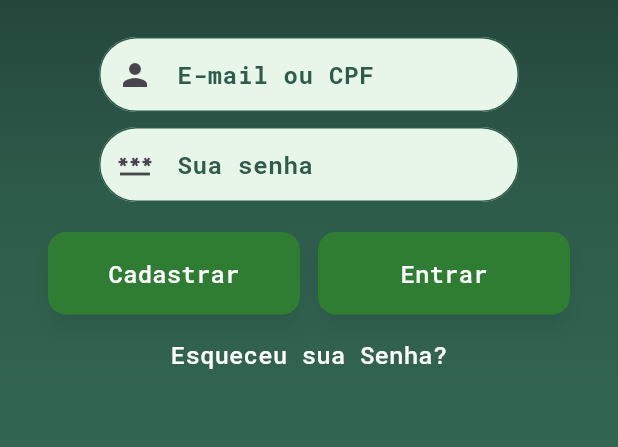
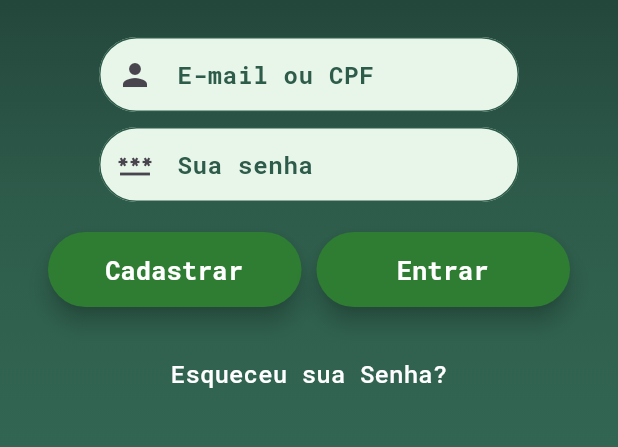
Before and after one commit to GuustavoPetry/marketool_finance, a Flutter app: the screen it shows after launch, on a phone screen of 412 x 824 dp, the part 413-860 px from its top. Run offline on Flutter 3.47's test engine with Material 3 defaults, Android fonts, the phone set to English and light mode, and no system bars; our stand-ins replace fl_chart; missing offline and left inert: file_selector.

```diff
--- a/lib/src/views/forgot_password_view.dart
+++ b/lib/src/views/forgot_password_view.dart
@@ -67,16 +67,13 @@ class _ForgotPasswordViewState extends State<ForgotPasswordView> {
                   textAlign: TextAlign.center,
                 ),
                 const SizedBox(height: 25),
-                SizedBox(
-                  height: 100,
-                  child: CustomFormField(
+                CustomFormField(
                   isObscure: false,
                   icon: const Icon(Icons.email, color: Colors.white),
                   text: 'Seu e-mail',
                   type: TextInputType.emailAddress,
                   inputController: _controller.emailController,
                   inputValidator: _controller.validateEmail,
-                  ),
                 ),
                 const SizedBox(height: 30),
                 CustomButton(
--- a/lib/src/views/login_view.dart
+++ b/lib/src/views/login_view.dart
@@ -1,8 +1,9 @@
 import 'package:flutter/material.dart';
 import 'package:marketool_financer/src/controllers/login_controller.dart';
 import 'package:marketool_financer/src/services/auth_service.dart';
-import 'package:marketool_financer/src/widgets/custom_text_field.dart';
+import 'package:marketool_financer/src/widgets/custom_text_field.dart'; // Mantido, mas provavelmente é o CustomFormField
 import 'package:marketool_financer/src/widgets/custom_logo_design.dart';
+import 'package:marketool_financer/src/widgets/custom_button.dart'; // Importe o CustomButton aqui
 
 class LoginView extends StatefulWidget {
   const LoginView({super.key});
@@ -155,50 +156,18 @@ class _LoginViewState extends State<LoginView> with WidgetsBindingObserver {
                 Row(
                   children: [
                     Expanded(
-                      child: ElevatedButton(
+                      child: CustomButton(
+                        label: "Cadastrar",
                         onPressed: () {
                           Navigator.pushNamed(context, "/register");
                         },
-                        style: ElevatedButton.styleFrom(
-                          backgroundColor: const Color(0xFF2E7D32),
-                          padding: const EdgeInsets.symmetric(vertical: 16),
-                          shape: RoundedRectangleBorder(
-                            borderRadius: BorderRadius.circular(12),
-                          ),
-                          shadowColor: Colors.black.withOpacity(0.3),
-                          elevation: 6,
-                        ),
-                        child: const Text(
-                          "Cadastrar",
-                          style: TextStyle(
-                            fontFamily: "RobotoMono",
-                            fontSize: 16,
-                            color: Colors.white,
-                          ),
-                        ),
                       ),
                     ),
-                    const SizedBox(width: 12),
+                    const SizedBox(width: 10),
                     Expanded(
-                      child: ElevatedButton(
+                      child: CustomButton(
+                        label: _loading ? "Validando..." : "Entrar",
                         onPressed: _loading ? null : _handleLogin,
-                        style: ElevatedButton.styleFrom(
-                          backgroundColor: const Color(0xFF2E7D32),
-                          padding: const EdgeInsets.symmetric(vertical: 16),
-                          shape: RoundedRectangleBorder(
-                            borderRadius: BorderRadius.circular(12),
-                          ),
-                          shadowColor: Colors.black.withOpacity(0.3),
-                          elevation: 6,
-                        ),
-                        child: Text(
-                          _loading ? "Validando..." : "Entrar",
-                          style: const TextStyle(
-                            fontFamily: "RobotoMono",
-                            fontSize: 16,
-                            color: Colors.white,
-                          ),
-                        ),
                       ),
                     ),
                   ],
@@ -218,7 +187,6 @@ class _LoginViewState extends State<LoginView> with WidgetsBindingObserver {
                         fontFamily: "RobotoMono",
                         fontWeight: FontWeight.w500,
                         color: Colors.white,
-                        height: -2.20,
                       ),
                     ),
                   ),
--- a/lib/src/views/register_view.dart
+++ b/lib/src/views/register_view.dart
@@ -48,13 +48,13 @@ class _RegisterViewState extends State<RegisterView> {
         body: SingleChildScrollView(
           child: Column(
             children: [
-              SizedBox(height: 30),
+              SizedBox(height: 15),
               Padding(
                 padding: EdgeInsets.only(right: 25),
                 child: Image.asset(
                   "assets/images/welcomePng.png",
                   width: 250,
-                  height: 290,
+                  height: 250,
                 ),
               ),
               SizedBox(
--- a/lib/src/widgets/custom_button.dart
+++ b/lib/src/widgets/custom_button.dart
@@ -22,7 +22,7 @@ class CustomButton extends StatelessWidget {
         child: ElevatedButton.icon(
           style: ElevatedButton.styleFrom(
             textStyle: TextStyle(
-              fontSize: 18,
+              fontSize: 17,
               fontFamily: "RobotoMono",
               fontWeight: FontWeight.bold,
             ),
--- a/lib/src/widgets/custom_form_field.dart
+++ b/lib/src/widgets/custom_form_field.dart
@@ -47,7 +47,6 @@ class _CustomFormFieldState extends State<CustomFormField> {
     return Center(
       child: SizedBox(
         width: 280,
-        height: 50,
         child: TextFormField(
           focusNode: _focusNode,
           controller: widget.inputController,
```
Also changed, not shown: lib/src/views/help_center_view.dart (+18 -3 lines), lib/src/views/security_page.dart (added, +136 -0 lines). Lines whose indentation alone changed are shown as unchanged.
